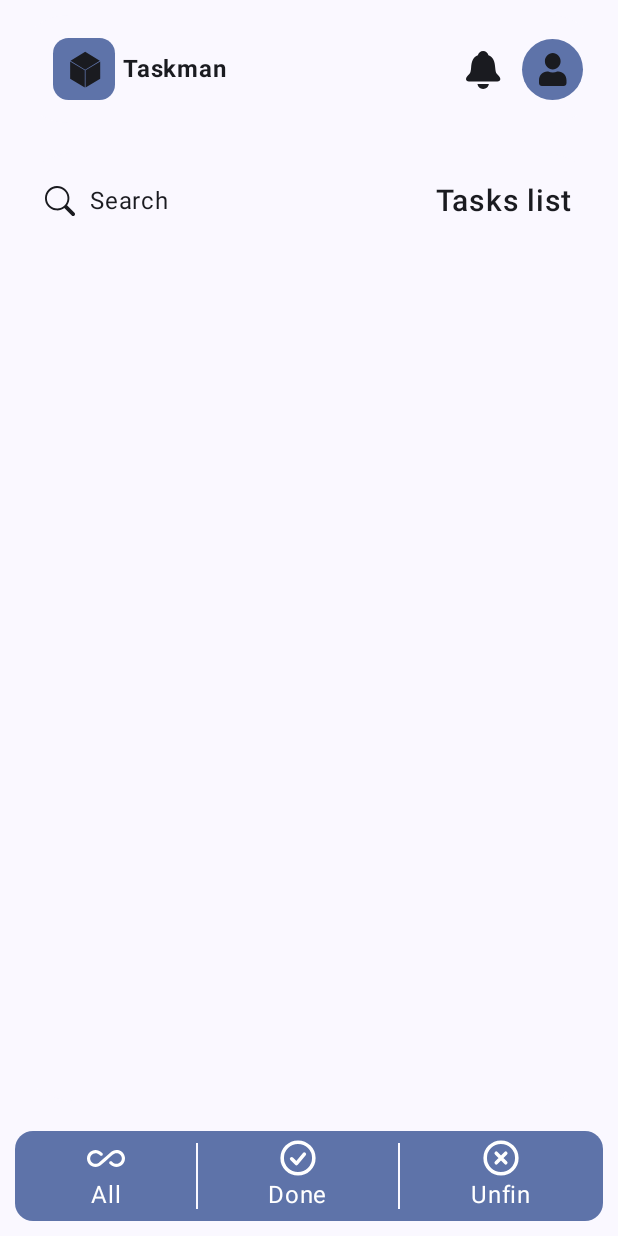
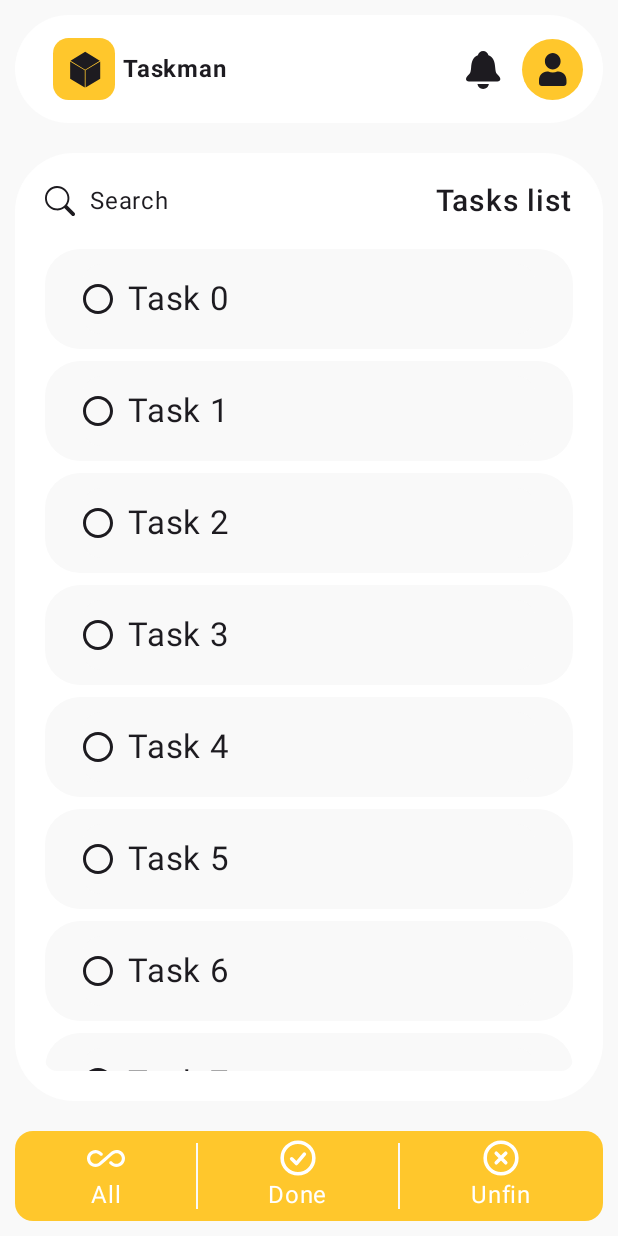
Before and after one commit to vitJR1/taskman, an Android app built with Jetpack Compose: the screen it shows after launch (MainActivity), on a phone screen of 412 x 824 dp. Run offline under Robolectric (Android 15) with nearby library versions, the phone set to English and light mode, and no system bars; Roboto replaces fonts that are not available here.

Commit message:
task list fix search

```diff
--- a/app/src/main/java/com/noname/taskman/ui/component/inputs/search.kt
+++ b/app/src/main/java/com/noname/taskman/ui/component/inputs/search.kt
@@ -1,14 +1,18 @@
 package com.noname.taskman.ui.component.inputs
 
 import android.util.Log
+import androidx.compose.foundation.background
+import androidx.compose.foundation.horizontalScroll
 import androidx.compose.foundation.layout.*
+import androidx.compose.foundation.rememberScrollState
 import androidx.compose.foundation.text.BasicTextField
-import androidx.compose.material3.Icon
-import androidx.compose.material3.MaterialTheme
-import androidx.compose.material3.Text
-import androidx.compose.runtime.Composable
+import androidx.compose.material3.*
+import androidx.compose.runtime.*
 import androidx.compose.ui.Alignment
 import androidx.compose.ui.Modifier
+import androidx.compose.ui.focus.FocusState
+import androidx.compose.ui.focus.onFocusChanged
+import androidx.compose.ui.graphics.Brush
 import androidx.compose.ui.graphics.Color
 import androidx.compose.ui.res.painterResource
 import androidx.compose.ui.res.stringResource
@@ -16,19 +20,40 @@ import androidx.compose.ui.text.TextStyle
 import androidx.compose.ui.unit.dp
 import androidx.compose.ui.unit.sp
 import com.noname.taskman.R
+import com.noname.taskman.ui.theme.Black30
+import kotlinx.coroutines.launch
 
 @Composable
 fun SearchInput(
     value: String,
     onValueChange:(String)->Unit
 ){
+
+    val isFocused = remember {
+        mutableStateOf(false)
+    }
+
+    val logState = rememberScrollState(0)
+    val coroutine = rememberCoroutineScope()
+
+    LaunchedEffect(coroutine) {
+        logState.scrollTo(logState.maxValue)
+    }
+
     BasicTextField(
         value = value,
-        onValueChange = onValueChange,
-        modifier = Modifier.width(200.dp),
+        onValueChange = {
+            onValueChange(it);
+            coroutine.launch {
+                logState.scrollTo(logState.maxValue)
+            }
+        },
+        modifier = Modifier
+            .width(200.dp)
+            .onFocusChanged { isFocused.value = it.isFocused },
         singleLine = true,
-        textStyle = TextStyle.Default.copy(color = Color.Black)
-    ){
+    )
+    {
         Row(
             verticalAlignment = Alignment.CenterVertically,
         ) {
@@ -37,14 +62,15 @@ fun SearchInput(
                 contentDescription = "",
                 modifier = Modifier.size(20.dp)
             )
-            if(value.isEmpty()) {
-                Spacer(modifier = Modifier.width(10.dp))
-                Text(
-                    text = stringResource(id = R.string.Search),
-                    fontSize = 16.sp,
-                    softWrap = false
-                )
-            }
+            Spacer(modifier = Modifier.width(10.dp))
+            Text(
+                text = if(value.isNotEmpty() || isFocused.value) value
+                            else stringResource(id = R.string.Search),
+                fontSize = 16.sp,
+                softWrap = false,
+                modifier = Modifier.horizontalScroll(logState),
+            )
+
         }
     }
 }
--- /dev/null
+++ b/app/src/main/java/com/noname/taskman/ui/overview/home/body/taskList.kt
@@ -0,0 +1,55 @@
+package com.noname.taskman.ui.overview.home.body
+
+import androidx.compose.foundation.background
+import androidx.compose.foundation.layout.*
+import androidx.compose.foundation.lazy.LazyColumn
+import androidx.compose.foundation.shape.RoundedCornerShape
+import androidx.compose.material3.*
+import androidx.compose.runtime.Composable
+import androidx.compose.ui.Alignment
+import androidx.compose.ui.Modifier
+import androidx.compose.ui.draw.clip
+import androidx.compose.ui.res.painterResource
+import androidx.compose.ui.unit.dp
+import androidx.compose.ui.unit.sp
+import com.noname.taskman.R
+
+@Composable
+fun TaskCard(task: Int){
+    Card(
+        modifier = Modifier
+            .clip(RoundedCornerShape(35))
+            .background(MaterialTheme.colorScheme.tertiaryContainer)
+            .padding(25.dp, 10.dp)
+            .fillMaxWidth(),
+        colors = CardDefaults.cardColors(containerColor = MaterialTheme.colorScheme.tertiaryContainer)
+    ) {
+        Row(
+            verticalAlignment = Alignment.CenterVertically,
+            modifier = Modifier.padding(vertical = 10.dp)
+        ) {
+            Icon(
+                painter = painterResource(id = R.drawable.round_ico),
+                contentDescription = "",
+                modifier = Modifier.size(20.dp)
+            )
+            Spacer(modifier = Modifier.width(10.dp))
+            Text(
+                text = "Task $task",
+                fontSize = 22.sp
+            )
+        }
+    }
+}
+
+@Composable
+fun TaskList(){
+    LazyColumn(
+        Modifier.padding(top = 20.dp).clip(RoundedCornerShape(8.dp)),
+        verticalArrangement = Arrangement.spacedBy(8.dp)
+    ){
+        items(15){
+            TaskCard(it)
+        }
+    }
+}
--- a/app/src/main/java/com/noname/taskman/ui/overview/home/home.kt
+++ b/app/src/main/java/com/noname/taskman/ui/overview/home/home.kt
@@ -17,15 +17,14 @@ import androidx.compose.ui.unit.dp
 import com.noname.taskman.R
 import com.noname.taskman.ui.component.header.Header
 import com.noname.taskman.ui.component.upper.BodyUpper
+import com.noname.taskman.ui.overview.home.body.TaskList
 import com.noname.taskman.ui.overview.home.footer.FooterHomeMenu
 
 @OptIn(ExperimentalMaterial3Api::class)
 @Composable
 fun HomeScreen(){
 
-    val s = remember {
-        mutableStateOf("")
-    }
+    val s = remember { mutableStateOf("") }
 
     Scaffold(
         topBar = { Header() },
@@ -40,6 +39,7 @@ fun HomeScreen(){
                 .padding(20.dp)
         ) {
             BodyUpper(title = stringResource(id = R.string.Tasks_list), s = s)
+            TaskList()
         }
     }
 }
--- a/app/src/main/java/com/noname/taskman/ui/theme/Theme.kt
+++ b/app/src/main/java/com/noname/taskman/ui/theme/Theme.kt
@@ -25,7 +25,8 @@ private val DarkColorScheme = darkColorScheme(
     secondaryContainer = Yellow50,
     background = Black70,
     surface = Black30,
-    surfaceTint = Black30
+    surfaceTint = Black30,
+    tertiaryContainer = Black70
 )
 
 private val LightColorScheme = lightColorScheme(
@@ -34,7 +35,31 @@ private val LightColorScheme = lightColorScheme(
     secondaryContainer = Yellow50,
     background = White60,
     surface = White90,
-    surfaceTint = Black30
+    surfaceTint = Black30,
+    tertiaryContainer = White60,
+
+//    onPrimary  =  Black30,
+//    onPrimaryContainer  =  Black30,
+//    inversePrimary  =  Black30,
+//    secondary  =  Black30,
+//    onSecondary  =  Black30,
+//    onSecondaryContainer  =  Black30,
+//    tertiary  =  Black30,
+//    onTertiary  =  Black30,
+//    onTertiaryContainer  =  Black30,
+//    onBackground  =  Black30,
+//    onSurface  =  Black30,
+//    surfaceVariant  =  Black30,
+//    onSurfaceVariant  =  Black30,
+//    inverseSurface  =  Black30,
+//    inverseOnSurface  =  Black30,
+//    error  =  Black30,
+//    onError  =  Black30,
+//    errorContainer  =  Black30,
+//    onErrorContainer  =  Black30,
+//    outline  =  Black30,
+//    outlineVariant  =  Black30,
+//    scrim  =  Black30
 
     /* Other default colors to override
     background = Color(0xFFFFFBFE),
@@ -51,7 +76,7 @@ private val LightColorScheme = lightColorScheme(
 fun TaskmanTheme(
     darkTheme: Boolean = isSystemInDarkTheme(),
     // Dynamic color is available on Android 12+
-    dynamicColor: Boolean = true,
+    dynamicColor: Boolean = false,
     content: @Composable () -> Unit
 ) {
     val colorScheme = when {
@@ -65,7 +90,7 @@ fun TaskmanTheme(
     val view = LocalView.current
     if (!view.isInEditMode) {
         SideEffect {
-            (view.context as Activity).window.statusBarColor = colorScheme.primary.toArgb()
+            (view.context as Activity).window.statusBarColor = Black70.toArgb()
             ViewCompat.getWindowInsetsController(view)?.isAppearanceLightStatusBars = darkTheme
         }
     }
```
